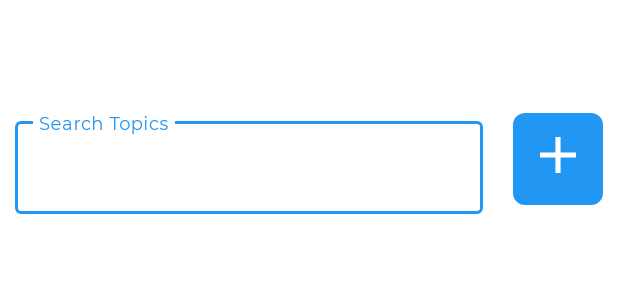
After one commit to rigelglen/Limelight-Android, an Android app: the layout fragment_profile.xml on its own in the app's theme, with its tools: preview values and no code run, on a phone screen of 412 x 824 dp. The commit adds this screen. Shown: the top 300 px of the screen. Run offline under Robolectric (Android 15) with nearby library versions, the phone set to English and light mode, and no system bars.

Commit message:
working on user profile activity

```diff
--- /dev/null
+++ b/app/src/main/res/drawable-anydpi/ic_add.xml
@@ -0,0 +1,13 @@
+<vector xmlns:android="http://schemas.android.com/apk/res/android"
+    android:width="24dp"
+    android:height="24dp"
+    android:viewportWidth="14"
+    android:viewportHeight="14"
+    android:tint="#FFFFFF">
+  <group android:translateX="-5"
+      android:translateY="-5">
+      <path
+          android:fillColor="#FF000000"
+          android:pathData="M19,13h-6v6h-2v-6H5v-2h6V5h2v6h6v2z"/>
+  </group>
+</vector>
--- /dev/null
+++ b/app/src/main/res/drawable/button_round.xml
@@ -0,0 +1,9 @@
+<?xml version="1.0" encoding="utf-8"?>
+<shape xmlns:android="http://schemas.android.com/apk/res/android"
+    android:shape="rectangle">
+    <solid android:color="@color/color_blue" />
+    <corners android:bottomRightRadius="8dp"
+        android:bottomLeftRadius="8dp"
+        android:topRightRadius="8dp"
+        android:topLeftRadius="8dp"/>
+</shape>
--- /dev/null
+++ b/app/src/main/res/layout/fragment_profile.xml
@@ -0,0 +1,72 @@
+<?xml version="1.0" encoding="utf-8"?>
+<RelativeLayout xmlns:android="http://schemas.android.com/apk/res/android"
+    android:layout_width="match_parent"
+    android:layout_height="match_parent"
+    xmlns:app="http://schemas.android.com/apk/res-auto"
+    android:layout_marginTop="65dp">
+
+    <RelativeLayout
+        android:id="@+id/addTopicLayout"
+        android:layout_width="match_parent"
+        android:layout_height="wrap_content">
+
+        <LinearLayout
+            android:orientation="horizontal"
+            android:layout_width="match_parent"
+            android:layout_height="wrap_content">
+
+
+
+        <com.google.android.material.textfield.TextInputLayout
+            android:layout_width="match_parent"
+            android:layout_height="wrap_content"
+            style="@style/Widget.MaterialComponents.TextInputLayout.OutlinedBox"
+            android:hint="@string/search_topics"
+            app:boxStrokeColor="@color/colorPrimary"
+            app:boxStrokeWidth="3dp"
+            android:textColorHint="@color/black"
+            android:layout_margin="10dp"
+            android:id="@+id/topicInputLayout"
+            android:layout_weight="1"
+            >
+
+            <com.google.android.material.textfield.TextInputEditText
+                android:layout_width="match_parent"
+                android:layout_height="match_parent"
+                android:padding="20dp"
+                android:textColorHint="@color/black"
+                android:maxLines="1"
+                android:inputType="text"
+                />
+
+        </com.google.android.material.textfield.TextInputLayout>
+
+            <ImageButton
+                android:layout_width="wrap_content"
+                android:layout_height="wrap_content"
+                android:layout_margin="10dp"
+                android:layout_weight="0"
+
+                android:background="@drawable/button_round"
+                android:src="@drawable/ic_add"
+                android:paddingTop="16dp"
+                android:paddingEnd="18dp"
+                android:paddingStart="18dp"
+                android:paddingBottom="21dp"
+                />
+
+
+
+    </LinearLayout>
+
+
+
+</RelativeLayout>
+    <!--<ListView-->
+        <!--android:id="@+id/profileListView"-->
+        <!--android:layout_width="match_parent"-->
+        <!--android:layout_height="match_parent"-->
+        <!--android:layout_below=""-->
+        <!--&gt;-->
+    <!--</ListView>-->
+</RelativeLayout>
--- a/app/src/main/res/values/strings.xml
+++ b/app/src/main/res/values/strings.xml
@@ -34,4 +34,8 @@
     <string name="view_in_browser">View in Browser</string>
     <string name="share">Share</string>
     <string name="analyze">Analyze</string>
+    <string name="add_topic">Add</string>
+    <string name="search_topics">Search Topics</string>
+
+
 </resources>
```
Also changed, not shown: app/src/main/java/com/limelight/limelight/activities/MainActivity.java (+2 -13 lines), app/src/main/java/com/limelight/limelight/activities/ViewArticleActivity.java (+8 -1 lines), app/src/main/java/com/limelight/limelight/fragments/FollowFragment.java (deleted, +0 -8 lines), app/src/main/java/com/limelight/limelight/fragments/ProfileFragment.java (added, +30 -0 lines), app/src/main/res/drawable-anydpi/ic_analyze.xml (added, +13 -0 lines), app/src/main/res/layout/fragment_follow.xml (deleted, +0 -13 lines), app/src/main/res/drawable-hdpi/ic_add.png (added), app/src/main/res/drawable-hdpi/ic_analyze.png (added), app/src/main/res/drawable-mdpi/ic_add.png (added), app/src/main/res/drawable-mdpi/ic_analyze.png (added), app/src/main/res/drawable-xhdpi/ic_add.png (added), app/src/main/res/drawable-xhdpi/ic_analyze.png (added), app/src/main/res/drawable-xxhdpi/ic_add.png (added), app/src/main/res/drawable-xxhdpi/ic_analyze.png (added), 2 other files.
